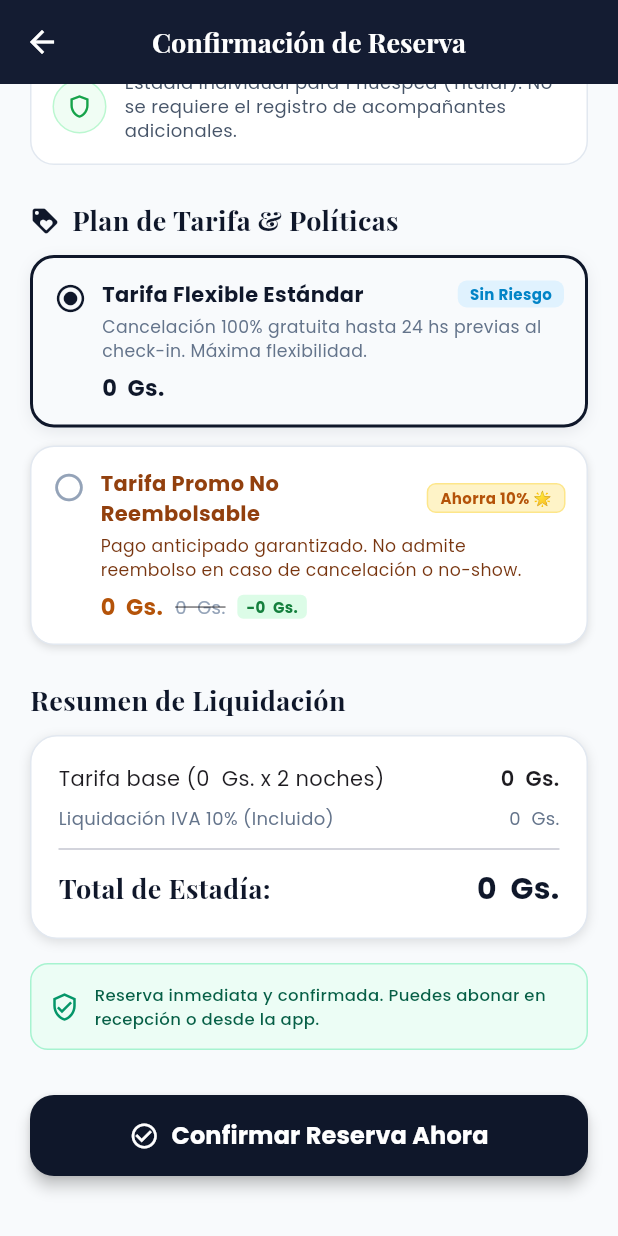
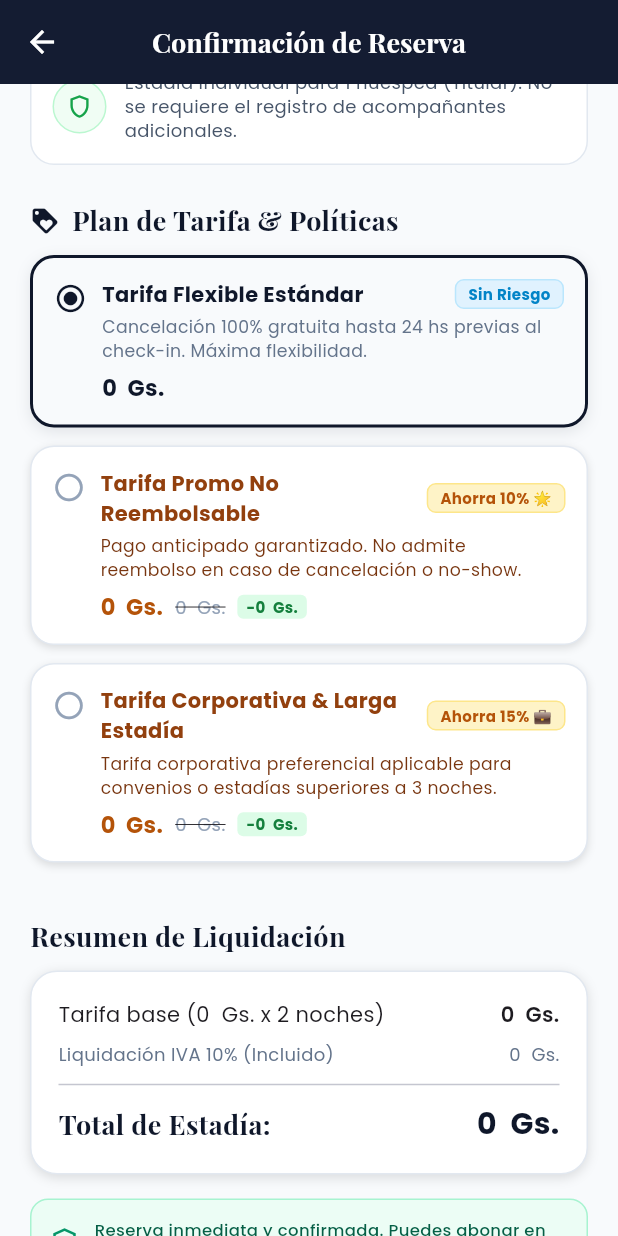
Before and after one commit to Treko-S/trekos_m_hotel, a Flutter app: the CreateBookingPage screen opened directly with empty values, scrolled down 1082 dp, on a phone screen of 412 x 824 dp. Run offline on Flutter 3.47's test engine with Material 3 defaults, Android fonts, the phone set to English and light mode, and no system bars; our stand-ins replace cached_network_image, dio, equatable, flutter_bloc, flutter_dotenv, flutter_local_notifications and 10 more; accounts and stored records are empty; network calls fail.

Commit message:
feat(mobile): synchronize dynamic seasons and rate plans with PMS web admin

```diff
--- a/lib/features/hotel_search/presentation/pages/create_booking_page.dart
+++ b/lib/features/hotel_search/presentation/pages/create_booking_page.dart
@@ -1,3 +1,4 @@
+import 'dart:convert';
 import 'package:flutter/material.dart';
 import 'package:flutter_bloc/flutter_bloc.dart';
 import 'package:google_fonts/google_fonts.dart';
@@ -73,6 +74,80 @@ class _CreateBookingPageState extends State<CreateBookingPage> {
     _guestDocNumber = widget.user.documentNumber ?? '';
     _guestNationality = widget.user.nationality ?? 'Paraguaya';
     _syncCompanions();
+    _fetchSeasonsAndPlans();
+  }
+
+  double _seasonMultiplier = 1.0;
+  String? _seasonName;
+  List<Map<String, dynamic>> _ratePlans = [
+    {
+      'code': 'flexible',
+      'name': 'Tarifa Flexible Estándar',
+      'badge': 'Sin Riesgo',
+      'discount': 0,
+      'cancellation': 'Cancelación 100% gratuita hasta 24 hs previas al check-in. Máxima flexibilidad.',
+    },
+    {
+      'code': 'promo',
+      'name': 'Tarifa Promo No Reembolsable',
+      'badge': 'Ahorra 10% 🌟',
+      'discount': 10,
+      'cancellation': 'Pago anticipado garantizado. No admite reembolso en caso de cancelación o no-show.',
+    },
+    {
+      'code': 'corporativo',
+      'name': 'Tarifa Corporativa & Larga Estadía',
+      'badge': 'Ahorra 15% 💼',
+      'discount': 15,
+      'cancellation': 'Tarifa corporativa preferencial aplicable para convenios o estadías superiores a 3 noches.',
+    },
+  ];
+
+  Future<void> _fetchSeasonsAndPlans() async {
+    try {
+      final supabase = Supabase.instance.client;
+      // 1. Cargar temporadas vigentes para la fecha seleccionada
+      final seasonsRes = await supabase.from('temporadas').select().eq('activo', true);
+      if (seasonsRes.isNotEmpty) {
+        final checkInStr = DateFormat('yyyy-MM-dd').format(_checkIn);
+        for (final s in seasonsRes) {
+          final start = s['fecha_inicio']?.toString();
+          final end = s['fecha_fin']?.toString();
+          if (start != null && end != null) {
+            if (checkInStr.compareTo(start) >= 0 && checkInStr.compareTo(end) <= 0) {
+              final mult = (s['multiplicador'] as num?)?.toDouble() ?? 1.0;
+              if (mounted) {
+                setState(() {
+                  _seasonMultiplier = mult;
+                  _seasonName = s['nombre']?.toString();
+                });
+              }
+              break;
+            }
+          }
+        }
+      }
+
+      // 2. Cargar planes de tarifas dinámicos de Supabase Storage
+      try {
+        final storageData = await supabase.storage.from('hotel-rooms').download('config/rate_plans.json');
+        if (storageData.isNotEmpty) {
+          final jsonString = utf8.decode(storageData);
+          final decoded = jsonDecode(jsonString);
+          if (decoded is List && decoded.isNotEmpty) {
+            final activePlans = decoded
+                .where((p) => p['active'] != false)
+                .map((p) => Map<String, dynamic>.from(p as Map))
+                .toList();
+            if (activePlans.isNotEmpty && mounted) {
+              setState(() {
+                _ratePlans = activePlans;
+              });
+            }
+          }
+        }
+      } catch (_) {}
+    } catch (_) {}
   }
 
   void _syncCompanions() {
@@ -117,15 +192,23 @@ class _CreateBookingPageState extends State<CreateBookingPage> {
     });
   }
 
-  String _selectedRatePlan = 'flexible'; // 'flexible' | 'promo'
+  String _selectedRatePlan = 'flexible'; // 'flexible' | 'promo' | 'corporativo'
 
   int get _totalNights {
     final diff = _checkOut.difference(_checkIn).inDays;
     return diff > 0 ? diff : 1;
   }
 
-  double get _basePrice => widget.room.precioBase * _totalNights;
-  double get _discount => _selectedRatePlan == 'promo' ? (_basePrice * 0.10) : 0.0;
+  double get _nightlyPrice => widget.room.precioBase * _seasonMultiplier;
+  double get _basePrice => _nightlyPrice * _totalNights;
+  double get _discount {
+    final plan = _ratePlans.firstWhere(
+      (p) => p['code'] == _selectedRatePlan,
+      orElse: () => {'discount': _selectedRatePlan == 'promo' ? 10 : (_selectedRatePlan == 'corporativo' ? 15 : 0)},
+    );
+    final disc = (plan['discount'] as num?)?.toDouble() ?? 0.0;
+    return _basePrice * (disc / 100.0);
+  }
   double get _totalPrice => _basePrice - _discount;
   double get _iva10 => _totalPrice / 11;
 
@@ -771,7 +854,9 @@ class _CreateBookingPageState extends State<CreateBookingPage> {
                       children: [
                         Expanded(
                           child: Text(
-                            'Tarifa base (${currencyFormat.format(room.precioBase)} Gs. x $_totalNights noche${_totalNights > 1 ? 's' : ''})',
+                            _seasonMultiplier != 1.0 && _seasonName != null
+                                ? 'Tarifa base (${currencyFormat.format(_nightlyPrice)} Gs. [$_seasonName] x $_totalNights noche${_totalNights > 1 ? 's' : ''})'
+                                : 'Tarifa base (${currencyFormat.format(_nightlyPrice)} Gs. x $_totalNights noche${_totalNights > 1 ? 's' : ''})',
                             overflow: TextOverflow.ellipsis,
                           ),
                         ),
@@ -790,10 +875,10 @@ class _CreateBookingPageState extends State<CreateBookingPage> {
                       Row(
                         mainAxisAlignment: MainAxisAlignment.spaceBetween,
                         children: [
-                          const Expanded(
-                            child: Text(
-                              'Descuento Promo No Reembolsable (-10%)',
-                              style: TextStyle(color: Color(0xFF15803D), fontWeight: FontWeight.w600, fontSize: 13),
+                          Expanded(
+                            child: Text(
+                              'Descuento ${_ratePlans.firstWhere((p) => p['code'] == _selectedRatePlan, orElse: () => {'name': 'Promoción'})['name']}',
+                              style: const TextStyle(color: Color(0xFF15803D), fontWeight: FontWeight.w600, fontSize: 13),
                               overflow: TextOverflow.ellipsis,
                             ),
                           ),
@@ -947,6 +1032,7 @@ class _CreateBookingPageState extends State<CreateBookingPage> {
         }
         _hasDateCollision = !widget.room.isDateRangeAvailable(_checkIn, _checkOut);
       });
+      _fetchSeasonsAndPlans();
       if (_hasDateCollision) {
         _showCollisionSnackBar();
       }
@@ -1097,7 +1183,11 @@ class _CreateBookingPageState extends State<CreateBookingPage> {
   }
 
   void _proceedWithBookingCreation() {
-    final ratePlanString = _selectedRatePlan == 'promo' ? 'No Reembolsable' : 'Flexible';
+    final selectedPlanObj = _ratePlans.firstWhere(
+      (p) => p['code'] == _selectedRatePlan,
+      orElse: () => {'name': _selectedRatePlan == 'promo' ? 'No Reembolsable' : (_selectedRatePlan == 'corporativo' ? 'Corporativo' : 'Flexible')},
+    );
+    final ratePlanString = selectedPlanObj['name']?.toString() ?? (_selectedRatePlan == 'promo' ? 'No Reembolsable' : 'Flexible');
     context.read<HotelBloc>().add(
           HotelCreateBookingRequested(
             habitacionId: widget.room.id,
@@ -2513,9 +2603,6 @@ class _CreateBookingPageState extends State<CreateBookingPage> {
   }
 
   Widget _buildRatePlanSelector() {
-    final promoTotal = _basePrice * 0.90;
-    final ahorroGs = _basePrice * 0.10;
-
     return Column(
       crossAxisAlignment: CrossAxisAlignment.start,
       children: [
@@ -2535,13 +2622,48 @@ class _CreateBookingPageState extends State<CreateBookingPage> {
             ),
           ],
         ),
+        if (_seasonName != null && _seasonMultiplier != 1.0) ...[
+          const SizedBox(height: 8),
+          Container(
+            padding: const EdgeInsets.symmetric(horizontal: 12, vertical: 8),
+            decoration: BoxDecoration(
+              color: const Color(0xFFFEF3C7),
+              borderRadius: BorderRadius.circular(10),
+              border: Border.all(color: const Color(0xFFFDE68A)),
+            ),
+            child: Row(
+              children: [
+                const Icon(Icons.wb_sunny_rounded, color: Color(0xFFD97706), size: 18),
+                const SizedBox(width: 8),
+                Expanded(
+                  child: Text(
+                    'Temporada: $_seasonName (${_seasonMultiplier > 1.0 ? "+${((_seasonMultiplier - 1.0) * 100).round()}%" : "${((_seasonMultiplier - 1.0) * 100).round()}%"})',
+                    style: const TextStyle(fontSize: 12, fontWeight: FontWeight.bold, color: Color(0xFF92400E)),
+                  ),
+                ),
+              ],
+            ),
+          ),
+        ],
         const SizedBox(height: 10),
 
-        // Opción 1: Tarifa Flexible Estándar
-        InkWell(
+        ..._ratePlans.map((plan) {
+          final code = plan['code']?.toString() ?? 'flexible';
+          final name = plan['name']?.toString() ?? 'Tarifa Estándar';
+          final badge = plan['badge']?.toString() ?? '';
+          final desc = plan['cancellation']?.toString() ?? 'Condiciones regulares de estancia';
+          final discPercent = (plan['discount'] as num?)?.toDouble() ?? 0.0;
+          final isSelected = _selectedRatePlan == code;
+
+          final planPrice = _basePrice * (1.0 - (discPercent / 100.0));
+          final savings = _basePrice * (discPercent / 100.0);
+
+          return Padding(
+            padding: const EdgeInsets.only(bottom: 12.0),
+            child: InkWell(
               onTap: () {
                 setState(() {
-              _selectedRatePlan = 'flexible';
+                  _selectedRatePlan = code;
                 });
               },
               borderRadius: BorderRadius.circular(16),
@@ -2549,14 +2671,25 @@ class _CreateBookingPageState extends State<CreateBookingPage> {
                 duration: const Duration(milliseconds: 200),
                 padding: const EdgeInsets.all(14),
                 decoration: BoxDecoration(
-              color: _selectedRatePlan == 'flexible' ? const Color(0xFFF8FAFC) : Colors.white,
+                  color: isSelected
+                      ? (discPercent > 0 ? const Color(0xFFFFFBEB) : const Color(0xFFF8FAFC))
+                      : Colors.white,
                   borderRadius: BorderRadius.circular(16),
                   border: Border.all(
-                color: _selectedRatePlan == 'flexible' ? AppTheme.navyLuxury : const Color(0xFFE2E8F0),
-                width: _selectedRatePlan == 'flexible' ? 2.0 : 1.0,
-              ),
-              boxShadow: _selectedRatePlan == 'flexible'
-                  ? [BoxShadow(color: AppTheme.navyLuxury.withValues(alpha: 0.08), blurRadius: 8, offset: const Offset(0, 3))]
+                    color: isSelected
+                        ? (discPercent > 0 ? const Color(0xFFD97706) : AppTheme.navyLuxury)
+                        : const Color(0xFFE2E8F0),
+                    width: isSelected ? 2.0 : 1.0,
+                  ),
+                  boxShadow: isSelected
+                      ? [
+                          BoxShadow(
+                            color: (discPercent > 0 ? const Color(0xFFD97706) : AppTheme.navyLuxury)
+                                .withValues(alpha: 0.10),
+                            blurRadius: 8,
+                            offset: const Offset(0, 3),
+                          )
+                        ]
                       : const [BoxShadow(color: Colors.black12, blurRadius: 4, offset: Offset(0, 2))],
                 ),
                 child: Row(
@@ -2565,10 +2698,10 @@ class _CreateBookingPageState extends State<CreateBookingPage> {
                     Padding(
                       padding: const EdgeInsets.only(top: 2, right: 10),
                       child: Icon(
-                    _selectedRatePlan == 'flexible'
-                        ? Icons.radio_button_checked_rounded
-                        : Icons.radio_button_off_rounded,
-                    color: _selectedRatePlan == 'flexible' ? AppTheme.navyLuxury : const Color(0xFF94A3B8),
+                        isSelected ? Icons.radio_button_checked_rounded : Icons.radio_button_off_rounded,
+                        color: isSelected
+                            ? (discPercent > 0 ? const Color(0xFFD97706) : AppTheme.navyLuxury)
+                            : const Color(0xFF94A3B8),
                         size: 22,
                       ),
                     ),
@@ -2580,33 +2713,90 @@ class _CreateBookingPageState extends State<CreateBookingPage> {
                             children: [
                               Expanded(
                                 child: Text(
-                              'Tarifa Flexible Estándar',
+                                  name,
                                   style: GoogleFonts.poppins(
                                     fontWeight: FontWeight.bold,
                                     fontSize: 14,
-                                color: AppTheme.navyLuxury,
-                              ),
-                            ),
-                          ),
+                                    color: discPercent > 0 ? const Color(0xFF92400E) : AppTheme.navyLuxury,
+                                  ),
+                                ),
+                              ),
+                              if (badge.isNotEmpty)
                                 Container(
                                   padding: const EdgeInsets.symmetric(horizontal: 8, vertical: 2),
                                   decoration: BoxDecoration(
-                              color: const Color(0xFFE0F2FE),
+                                    color: discPercent > 0 ? const Color(0xFFFEF3C7) : const Color(0xFFE0F2FE),
                                     borderRadius: BorderRadius.circular(6),
-                            ),
-                            child: const Text(
-                              'Sin Riesgo',
-                              style: TextStyle(color: Color(0xFF0284C7), fontSize: 10, fontWeight: FontWeight.bold),
+                                    border: Border.all(
+                                      color: discPercent > 0 ? const Color(0xFFFDE68A) : const Color(0xFFBAE6FD),
+                                    ),
+                                  ),
+                                  child: Text(
+                                    badge,
+                                    style: TextStyle(
+                                      color: discPercent > 0 ? const Color(0xFFB45309) : const Color(0xFF0284C7),
+                                      fontSize: 10,
+                                      fontWeight: FontWeight.bold,
+                                    ),
                                   ),
                                 ),
                             ],
                           ),
                           const SizedBox(height: 4),
-                      const Text(
-                        'Cancelación 100% gratuita hasta 24 hs previas al check-in. Máxima flexibilidad.',
-                        style: TextStyle(color: Color(0xFF64748B), fontSize: 11.5),
+                          Text(
+                            desc,
+                            style: TextStyle(
+                              color: discPercent > 0 ? const Color(0xFF78350F) : const Color(0xFF64748B),
+                              fontSize: 11.5,
+                            ),
                           ),
                           const SizedBox(height: 6),
+                          if (discPercent > 0)
+                            Wrap(
+                              crossAxisAlignment: WrapCrossAlignment.center,
+                              spacing: 8,
+                              runSpacing: 4,
+                              children: [
+                                FittedBox(
+                                  fit: BoxFit.scaleDown,
+                                  child: Text(
+                                    '${currencyFormat.format(planPrice)} Gs.',
+                                    style: GoogleFonts.poppins(
+                                      fontWeight: FontWeight.bold,
+                                      fontSize: 15,
+                                      color: const Color(0xFFB45309),
+                                    ),
+                                  ),
+                                ),
+                                FittedBox(
+                                  fit: BoxFit.scaleDown,
+                                  child: Text(
+                                    '${currencyFormat.format(_basePrice)} Gs.',
+                                    style: const TextStyle(
+                                      decoration: TextDecoration.lineThrough,
+                                      color: Color(0xFF94A3B8),
+                                      fontSize: 12,
+                                    ),
+                                  ),
+                                ),
+                                Container(
+                                  padding: const EdgeInsets.symmetric(horizontal: 6, vertical: 1),
+                                  decoration: BoxDecoration(
+                                    color: const Color(0xFFDCFCE7),
+                                    borderRadius: BorderRadius.circular(4),
+                                  ),
+                                  child: Text(
+                                    '-${currencyFormat.format(savings)} Gs.',
+                                    style: const TextStyle(
+                                      color: Color(0xFF15803D),
+                                      fontSize: 10,
+                                      fontWeight: FontWeight.bold,
+                                    ),
+                                  ),
+                                ),
+                              ],
+                            )
+                          else
                             FittedBox(
                               fit: BoxFit.scaleDown,
                               child: Text(
@@ -2625,128 +2815,9 @@ class _CreateBookingPageState extends State<CreateBookingPage> {
                 ),
               ),
             ),
-
-        const SizedBox(height: 12),
-
-        // Opción 2: Tarifa Promocional No Reembolsable (-10% OFF)
-        InkWell(
-          onTap: () {
-            setState(() {
-              _selectedRatePlan = 'promo';
-            });
-          },
-          borderRadius: BorderRadius.circular(16),
-          child: AnimatedContainer(
-            duration: const Duration(milliseconds: 200),
-            padding: const EdgeInsets.all(14),
-            decoration: BoxDecoration(
-              color: _selectedRatePlan == 'promo' ? const Color(0xFFFFFBEB) : Colors.white,
-              borderRadius: BorderRadius.circular(16),
-              border: Border.all(
-                color: _selectedRatePlan == 'promo' ? const Color(0xFFD97706) : const Color(0xFFE2E8F0),
-                width: _selectedRatePlan == 'promo' ? 2.0 : 1.0,
-              ),
-              boxShadow: _selectedRatePlan == 'promo'
-                  ? [BoxShadow(color: const Color(0xFFD97706).withValues(alpha: 0.12), blurRadius: 8, offset: const Offset(0, 3))]
-                  : const [BoxShadow(color: Colors.black12, blurRadius: 4, offset: Offset(0, 2))],
-            ),
-            child: Row(
-              crossAxisAlignment: CrossAxisAlignment.start,
-              children: [
-                Padding(
-                  padding: const EdgeInsets.only(top: 2, right: 10),
-                  child: Icon(
-                    _selectedRatePlan == 'promo'
-                        ? Icons.radio_button_checked_rounded
-                        : Icons.radio_button_off_rounded,
-                    color: _selectedRatePlan == 'promo' ? const Color(0xFFD97706) : const Color(0xFF94A3B8),
-                    size: 22,
-                  ),
-                ),
-                Expanded(
-                  child: Column(
-                    crossAxisAlignment: CrossAxisAlignment.start,
-                    children: [
-                      Row(
-                        children: [
-                          Expanded(
-                            child: Text(
-                              'Tarifa Promo No Reembolsable',
-                              style: GoogleFonts.poppins(
-                                fontWeight: FontWeight.bold,
-                                fontSize: 14,
-                                color: const Color(0xFF92400E),
-                              ),
-                            ),
-                          ),
-                          Container(
-                            padding: const EdgeInsets.symmetric(horizontal: 8, vertical: 2),
-                            decoration: BoxDecoration(
-                              color: const Color(0xFFFEF3C7),
-                              borderRadius: BorderRadius.circular(6),
-                              border: Border.all(color: const Color(0xFFFDE68A)),
-                            ),
-                            child: const Text(
-                              'Ahorra 10% 🌟',
-                              style: TextStyle(color: Color(0xFFB45309), fontSize: 10, fontWeight: FontWeight.bold),
-                            ),
-                          ),
-                        ],
-                      ),
-                      const SizedBox(height: 4),
-                      const Text(
-                        'Pago anticipado garantizado. No admite reembolso en caso de cancelación o no-show.',
-                        style: TextStyle(color: Color(0xFF78350F), fontSize: 11.5),
-                      ),
-                      const SizedBox(height: 6),
-                      Wrap(
-                        crossAxisAlignment: WrapCrossAlignment.center,
-                        spacing: 8,
-                        runSpacing: 4,
-                        children: [
-                          FittedBox(
-                            fit: BoxFit.scaleDown,
-                            child: Text(
-                              '${currencyFormat.format(promoTotal)} Gs.',
-                              style: GoogleFonts.poppins(
-                                fontWeight: FontWeight.bold,
-                                fontSize: 15,
-                                color: const Color(0xFFB45309),
-                              ),
-                            ),
-                          ),
-                          FittedBox(
-                            fit: BoxFit.scaleDown,
-                            child: Text(
-                              '${currencyFormat.format(_basePrice)} Gs.',
-                              style: const TextStyle(
-                                decoration: TextDecoration.lineThrough,
-                                color: Color(0xFF94A3B8),
-                                fontSize: 12,
-                              ),
-                            ),
-                          ),
-                          Container(
-                            padding: const EdgeInsets.symmetric(horizontal: 6, vertical: 1),
-                            decoration: BoxDecoration(
-                              color: const Color(0xFFDCFCE7),
-                              borderRadius: BorderRadius.circular(4),
-                            ),
-                            child: Text(
-                              '-${currencyFormat.format(ahorroGs)} Gs.',
-                              style: const TextStyle(color: Color(0xFF15803D), fontSize: 10, fontWeight: FontWeight.bold),
-                            ),
-                          ),
-                        ],
-                      ),
-                    ],
-                  ),
-                ),
-              ],
-            ),
-          ),
-        ),
-      ],
-    );
-  }
-}
+          );
+        }),
+      ],
+    );
+  }
+}
```
Lines whose indentation alone changed are shown as unchanged.
